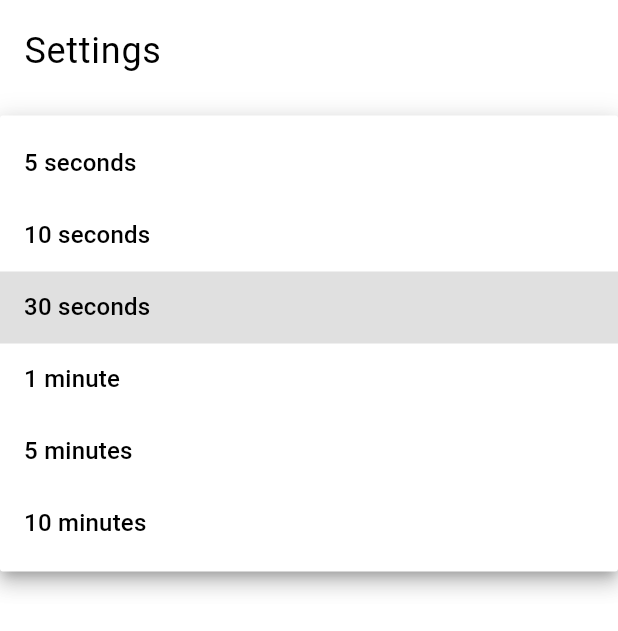
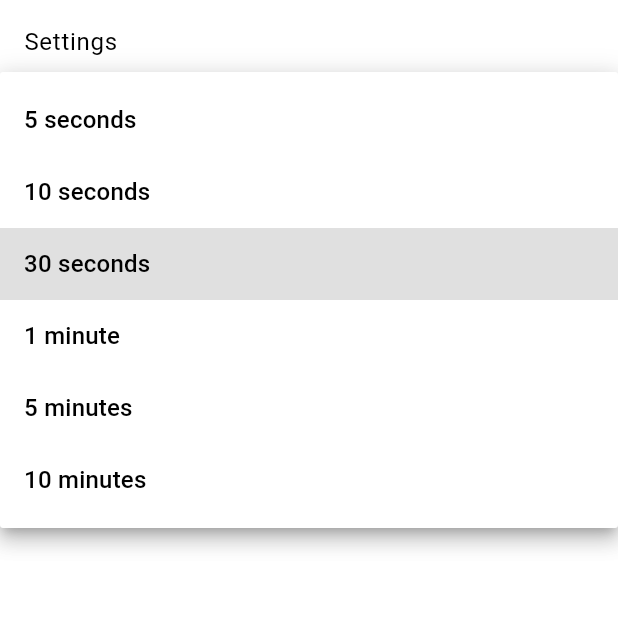
Before and after one commit to bdero/rollerdash, a Flutter app: the SettingsWidget widget shown alone on an empty page, opened directly, after a tap on "30 seconds", on a phone screen of 412 x 824 dp. Shown: the top 631 px of the screen. Run offline on Flutter 3.47's test engine with Material 2 defaults, Android fonts, the phone set to English and light mode, and no system bars; drawn by our look-alikes of dynamic_color; our stand-ins replace args, timeago; network calls fail.

```diff
--- a/rollerdash_gui/lib/settings_widget.dart
+++ b/rollerdash_gui/lib/settings_widget.dart
@@ -13,17 +13,17 @@ class _SettingsWidgetState extends State<SettingsWidget> {
   Widget build(BuildContext context) {
     return ListView(
       children: [
-        const DrawerHeader(
-            child: Text(
-              "Settings",
-              style: TextStyle(fontSize: 24),
-            )),
+        const ListTile(
+            title: Text(
+          "Settings",
+          style: TextStyle(fontSize: 16),
+        )),
         ListTile(
           title: DropdownButtonFormField(
             decoration: const InputDecoration(
-                prefixIcon: Icon(Icons.timer),
-                labelText: "Refresh interval",
-                filled: true),
+              prefixIcon: Icon(Icons.timer),
+              labelText: "Refresh interval",
+            ),
             items: const [
               DropdownMenuItem(value: 5, child: Text("5 seconds")),
               DropdownMenuItem(value: 10, child: Text("10 seconds")),
--- a/rollerdash_gui/pubspec.yaml
+++ b/rollerdash_gui/pubspec.yaml
@@ -16,6 +16,7 @@ dependencies:
     sdk: flutter
   rollerdash:
     path: ../
+  url_launcher: ^6.1.6
 
 dev_dependencies:
   flutter_test:
```
Also changed, not shown: rollerdash_gui/lib/main.dart (+43 -3 lines), rollerdash_gui/pubspec.lock.
